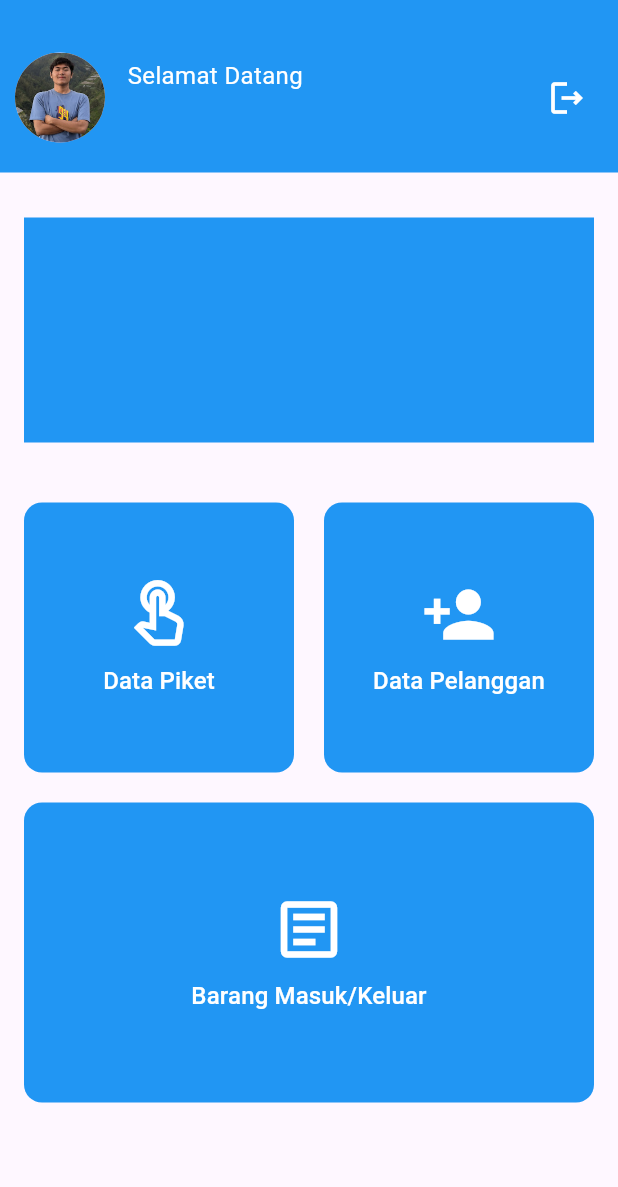
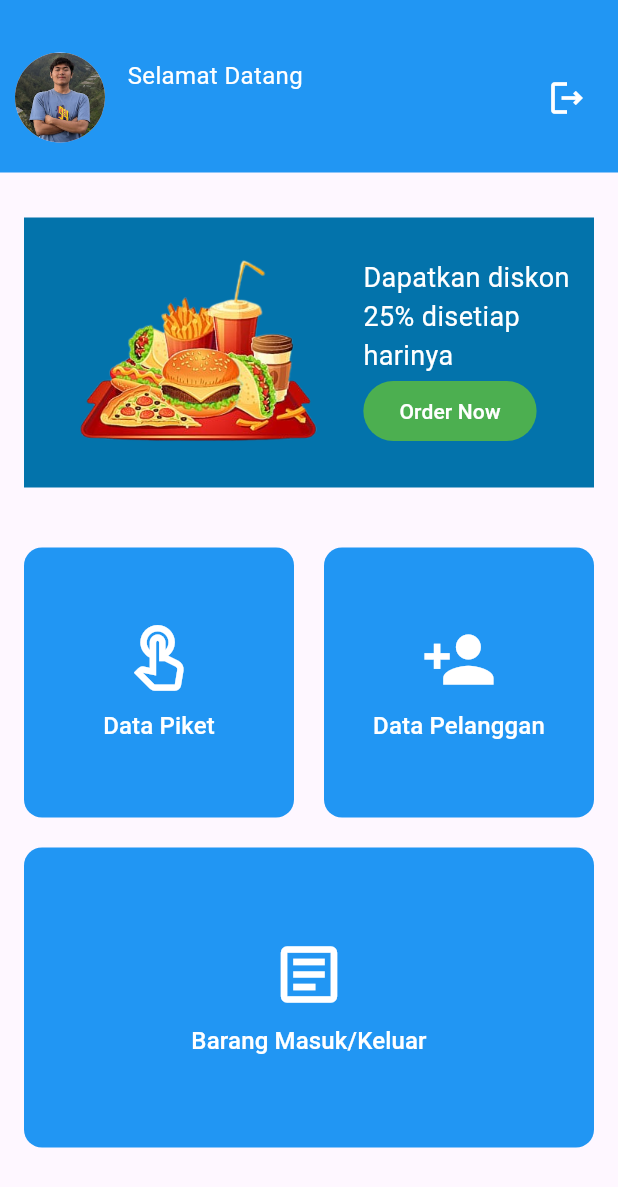
Before and after one commit to FirdausyTama/20220140021_UCP1Flutter, a Flutter app: the HomePage screen opened directly with empty values, on a phone screen of 412 x 824 dp. Shown: the top 1187 px of the screen. Run offline on Flutter 3.47's test engine with Material 3 defaults, Android fonts, the phone set to English and light mode, and no system bars.

Commit message:
membuat banner iklan diskon dan button

```diff
--- a/lib/home/home_page.dart
+++ b/lib/home/home_page.dart
@@ -13,7 +13,12 @@ class HomePage extends StatelessWidget {
           Container(
             width: double.infinity,
             color: Colors.blue,
-              padding: const EdgeInsets.only(top: 35, left: 10, right: 10, bottom: 20),
+            padding: const EdgeInsets.only(
+              top: 35,
+              left: 10,
+              right: 10,
+              bottom: 20,
+            ),
             child: Row(
               children: [
                 CircleAvatar(
@@ -58,14 +63,37 @@ class HomePage extends StatelessWidget {
             ),
           ),
 
-            Padding(
-              padding: EdgeInsets.only(top: 30, bottom: 30, left: 10, right: 10),
-              child: Column(
+          Container(
+            margin: EdgeInsets.only(top: 30, bottom: 30, left: 10, right: 10),
+            width: 380,
+            height: 180,
+            color: const Color.fromARGB(255, 3, 115, 171),
+            child: Row(
+              mainAxisAlignment: MainAxisAlignment.center,
               children: [
-                  Container(
-                    width: 380,
-                    height: 150,
-                    color: Colors.blue,
+                Image(
+                  image: AssetImage('assets/images/makan.png'),
+                  height: 350,
+                  width: 200,
+                ),
+                SizedBox(width: 10),
+                Column(
+                  mainAxisAlignment: MainAxisAlignment.center,
+                  crossAxisAlignment: CrossAxisAlignment.start,
+                  children: [
+                    Text(
+                      'Dapatkan diskon\n25% disetiap \nharinya',
+                      style: TextStyle(color: Colors.white, fontSize: 18),
+                    ),
+
+                    FilledButton(
+                      onPressed: () {},
+                      style: FilledButton.styleFrom(
+                        backgroundColor: Colors.green,
+                      ),
+                      child: Text('Order Now'),
+                    ),
+                  ],
                 ),
               ],
             ),
@@ -100,12 +128,18 @@ class HomePage extends StatelessWidget {
                         child: Column(
                           mainAxisAlignment: MainAxisAlignment.center,
                           children: [
-
-                              Icon(Icons.touch_app_outlined, size: 50, color: Colors.white),
+                            Icon(
+                              Icons.touch_app_outlined,
+                              size: 50,
+                              color: Colors.white,
+                            ),
                             SizedBox(height: 8),
                             Text(
                               'Data Piket',
-                                style: TextStyle(color: Colors.white, fontSize: 16),
+                              style: TextStyle(
+                                color: Colors.white,
+                                fontSize: 16,
+                              ),
                               textAlign: TextAlign.center,
                             ),
                           ],
@@ -137,11 +171,18 @@ class HomePage extends StatelessWidget {
                         child: Column(
                           mainAxisAlignment: MainAxisAlignment.center,
                           children: [
-                              Icon(Icons.person_add_sharp, size: 50, color: Colors.white),
+                            Icon(
+                              Icons.person_add_sharp,
+                              size: 50,
+                              color: Colors.white,
+                            ),
                             SizedBox(height: 8),
                             Text(
                               'Data Pelanggan',
-                                style: TextStyle(color: Colors.white, fontSize: 16),
+                              style: TextStyle(
+                                color: Colors.white,
+                                fontSize: 16,
+                              ),
                               textAlign: TextAlign.center,
                             ),
                           ],
@@ -174,7 +215,11 @@ class HomePage extends StatelessWidget {
                     child: Column(
                       mainAxisAlignment: MainAxisAlignment.center,
                       children: [
-                          Icon(Icons.article_outlined, size: 50, color: Colors.white),
+                        Icon(
+                          Icons.article_outlined,
+                          size: 50,
+                          color: Colors.white,
+                        ),
                         SizedBox(height: 8),
                         Text(
                           'Barang Masuk/Keluar',
```
Also changed, not shown: assets/images/makan.png (added). Lines whose indentation alone changed are shown as unchanged.
